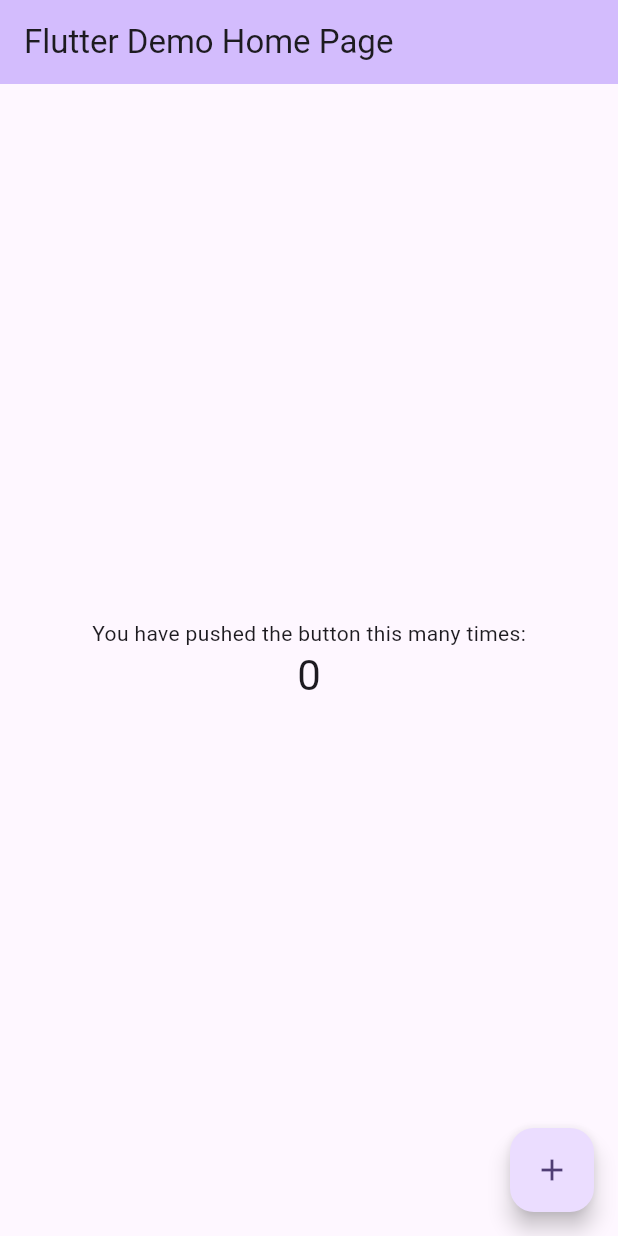
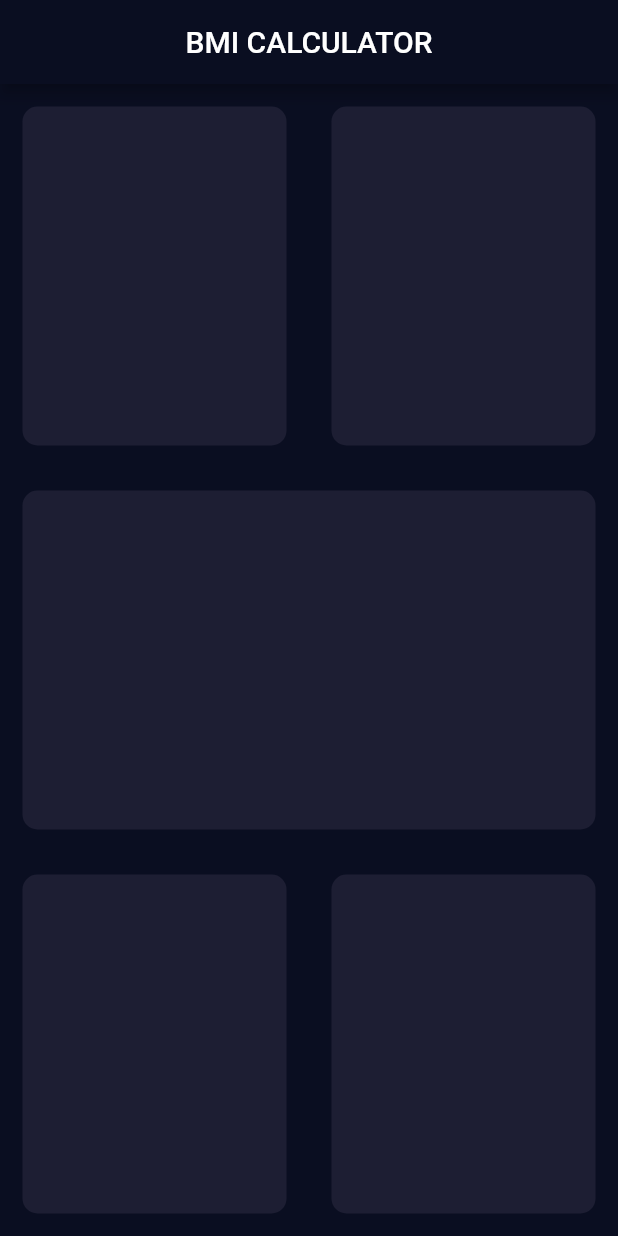
Before and after one commit to shreshtha-132/bmi_calculator, a Flutter app: the screen it shows after launch, on a phone screen of 412 x 824 dp. Run offline on Flutter 3.47's test engine with Material 2 defaults, Android fonts, the phone set to English and light mode, and no system bars.

Commit message:
first commit
-> used theme to create a theme of own.
-> made the UI using rows, columns and expanded widgets, made the ambiguous code into resusable class.

```diff
--- /dev/null
+++ b/lib/inputPage.dart
@@ -0,0 +1,66 @@
+// TODO Implement this library.
+import 'package:flutter/material.dart';
+
+class InputPage extends StatefulWidget {
+  const InputPage({Key? key}) : super(key: key);
+
+  @override
+  _InputPageState createState() => _InputPageState();
+}
+
+class _InputPageState extends State<InputPage> {
+  @override
+  Widget build(BuildContext context) {
+    return Scaffold(
+        appBar: AppBar(
+          title: Center(child: Text('BMI CALCULATOR')),
+        ),
+        body: Column(
+          children: [
+            Expanded(
+              child: Row(
+                children: [
+                  Expanded(
+                    child: ReusableCard(Color(0xFF1D1E33)),
+                  ),
+                  Expanded(
+                    child: ReusableCard(Color(0xFF1D1E33)),
+                  ),
+                ],
+              ),
+            ),
+            Expanded(
+              child: ReusableCard(Color(0xFF1D1E33)),
+            ),
+            Expanded(
+              child: Row(
+                children: [
+                  Expanded(
+                    child: ReusableCard(Color(0xFF1D1E33)),
+                  ),
+                  Expanded(
+                    child: ReusableCard(Color(0xFF1D1E33)),
+                  ),
+                ],
+              ),
+            ),
+          ],
+        ));
+  }
+}
+
+class ReusableCard extends StatelessWidget {
+  late Color colour;
+  ReusableCard(this.colour);
+
+  @override
+  Widget build(BuildContext context) {
+    return Container(
+      margin: EdgeInsets.all(15),
+      decoration: BoxDecoration(
+        color: colour,
+        borderRadius: BorderRadius.circular(10.0),
+      ),
+    );
+  }
+}
--- a/lib/main.dart
+++ b/lib/main.dart
@@ -1,125 +1,24 @@
 import 'package:flutter/material.dart';
+import 'inputPage.dart';
 
 void main() {
-  runApp(const MyApp());
+  runApp(BMICalculator());
 }
 
-class MyApp extends StatelessWidget {
-  const MyApp({super.key});
+class BMICalculator extends StatelessWidget {
+  const BMICalculator({Key? key}) : super(key: key);
 
-  // This widget is the root of your application.
   @override
   Widget build(BuildContext context) {
     return MaterialApp(
-      title: 'Flutter Demo',
-      theme: ThemeData(
-        // This is the theme of your application.
-        //
-        // TRY THIS: Try running your application with "flutter run". You'll see
-        // the application has a blue toolbar. Then, without quitting the app,
-        // try changing the seedColor in the colorScheme below to Colors.green
-        // and then invoke "hot reload" (save your changes or press the "hot
-        // reload" button in a Flutter-supported IDE, or press "r" if you used
-        // the command line to start the app).
-        //
-        // Notice that the counter didn't reset back to zero; the application
-        // state is not lost during the reload. To reset the state, use hot
-        // restart instead.
-        //
-        // This works for code too, not just values: Most code changes can be
-        // tested with just a hot reload.
-        colorScheme: ColorScheme.fromSeed(seedColor: Colors.deepPurple),
-        useMaterial3: true,
+      theme: ThemeData.dark().copyWith(
+        scaffoldBackgroundColor: Color(0xFF0A0E21),
+        appBarTheme: AppBarTheme(
+          backgroundColor: Color(0xFF0A0E21),
+        ),
       ),
-      home: const MyHomePage(title: 'Flutter Demo Home Page'),
+      debugShowCheckedModeBanner: false,
+      home: InputPage(),
     );
   }
 }
-
-class MyHomePage extends StatefulWidget {
-  const MyHomePage({super.key, required this.title});
-
-  // This widget is the home page of your application. It is stateful, meaning
-  // that it has a State object (defined below) that contains fields that affect
-  // how it looks.
-
-  // This class is the configuration for the state. It holds the values (in this
-  // case the title) provided by the parent (in this case the App widget) and
-  // used by the build method of the State. Fields in a Widget subclass are
-  // always marked "final".
-
-  final String title;
-
-  @override
-  State<MyHomePage> createState() => _MyHomePageState();
-}
-
-class _MyHomePageState extends State<MyHomePage> {
-  int _counter = 0;
-
-  void _incrementCounter() {
-    setState(() {
-      // This call to setState tells the Flutter framework that something has
-      // changed in this State, which causes it to rerun the build method below
-      // so that the display can reflect the updated values. If we changed
-      // _counter without calling setState(), then the build method would not be
-      // called again, and so nothing would appear to happen.
-      _counter++;
-    });
-  }
-
-  @override
-  Widget build(BuildContext context) {
-    // This method is rerun every time setState is called, for instance as done
-    // by the _incrementCounter method above.
-    //
-    // The Flutter framework has been optimized to make rerunning build methods
-    // fast, so that you can just rebuild anything that needs updating rather
-    // than having to individually change instances of widgets.
-    return Scaffold(
-      appBar: AppBar(
-        // TRY THIS: Try changing the color here to a specific color (to
-        // Colors.amber, perhaps?) and trigger a hot reload to see the AppBar
-        // change color while the other colors stay the same.
-        backgroundColor: Theme.of(context).colorScheme.inversePrimary,
-        // Here we take the value from the MyHomePage object that was created by
-        // the App.build method, and use it to set our appbar title.
-        title: Text(widget.title),
-      ),
-      body: Center(
-        // Center is a layout widget. It takes a single child and positions it
-        // in the middle of the parent.
-        child: Column(
-          // Column is also a layout widget. It takes a list of children and
-          // arranges them vertically. By default, it sizes itself to fit its
-          // children horizontally, and tries to be as tall as its parent.
-          //
-          // Column has various properties to control how it sizes itself and
-          // how it positions its children. Here we use mainAxisAlignment to
-          // center the children vertically; the main axis here is the vertical
-          // axis because Columns are vertical (the cross axis would be
-          // horizontal).
-          //
-          // TRY THIS: Invoke "debug painting" (choose the "Toggle Debug Paint"
-          // action in the IDE, or press "p" in the console), to see the
-          // wireframe for each widget.
-          mainAxisAlignment: MainAxisAlignment.center,
-          children: <Widget>[
-            const Text(
-              'You have pushed the button this many times:',
-            ),
-            Text(
-              '$_counter',
-              style: Theme.of(context).textTheme.headlineMedium,
-            ),
-          ],
-        ),
-      ),
-      floatingActionButton: FloatingActionButton(
-        onPressed: _incrementCounter,
-        tooltip: 'Increment',
-        child: const Icon(Icons.add),
-      ), // This trailing comma makes auto-formatting nicer for build methods.
-    );
-  }
-}
```
